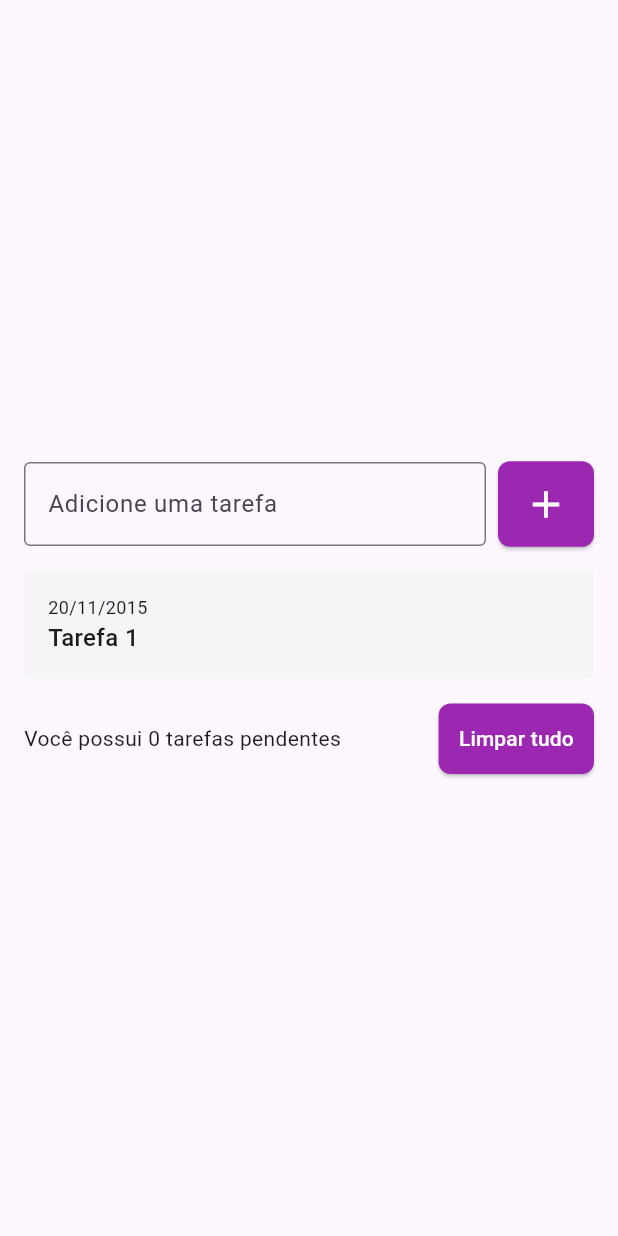
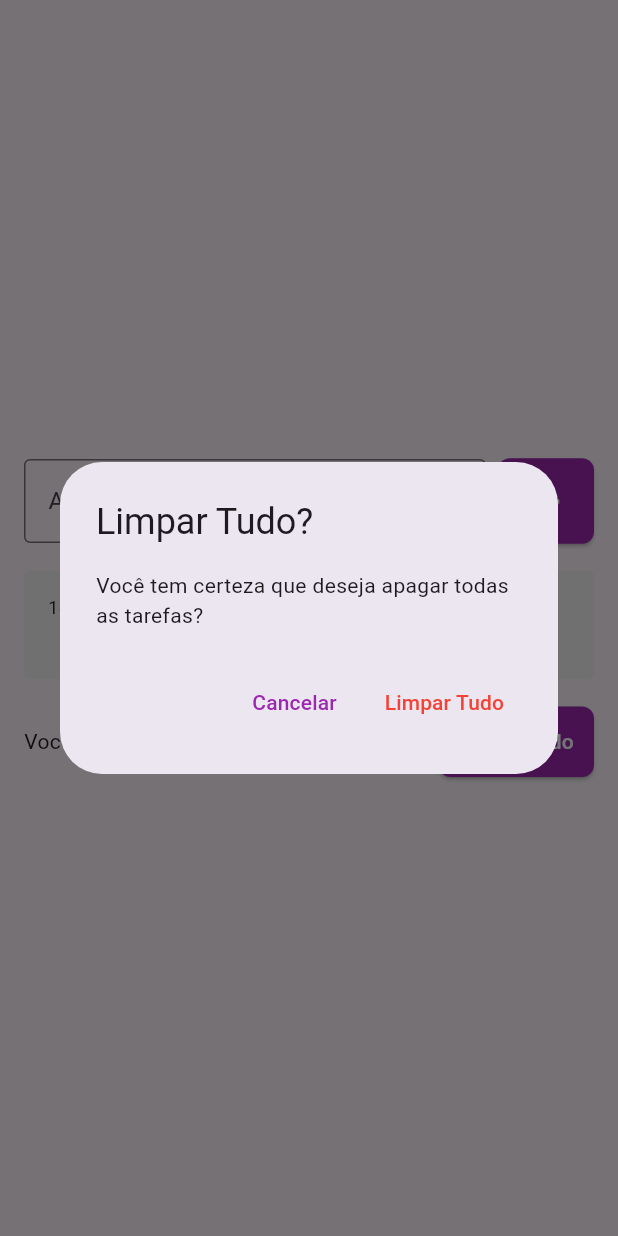
Before and after one commit to ericdiasblu/lista_de_tarefas_flutter, a Flutter app: the screen it shows after launch, after a tap on the "add" icon, after a tap on "Limpar tudo", on a phone screen of 412 x 824 dp. Run offline on Flutter 3.47's test engine with Material 3 defaults, Android fonts, the light colour scheme and no system bars; drawn by our look-alikes of flutter_slidable.

Commit message:
Funções de Deleção, Limpar tudo, desfazer deleção feitas

```diff
--- a/lib/main.dart
+++ b/lib/main.dart
@@ -10,7 +10,8 @@ class MyApp extends StatelessWidget {
 
   @override
   Widget build(BuildContext context) {
-    return MaterialApp(
+    return const MaterialApp(
+      debugShowCheckedModeBanner: false,
       home: TodoListPage()
     );
   }
--- /dev/null
+++ b/lib/models/todo.dart
@@ -0,0 +1,6 @@
+class Todo {
+  Todo({required this.title,required this.dateTime});
+
+  String title;
+  DateTime dateTime;
+}
--- a/lib/pages/todo_list_page.dart
+++ b/lib/pages/todo_list_page.dart
@@ -1,4 +1,5 @@
 import 'package:flutter/material.dart';
+import 'package:lista_de_tarefas_curso/models/todo.dart';
 import 'package:lista_de_tarefas_curso/widgets/todo_list_item.dart';
 
 class TodoListPage extends StatefulWidget {
@@ -11,11 +12,14 @@ class TodoListPage extends StatefulWidget {
 class _MyWidgetState extends State<TodoListPage> {
   final TextEditingController todoController = TextEditingController();
 
-  List<String> todos = [];
+  List<Todo> todos = [];
+  Todo? deletedTodo;
+  int? deletedTodoPos;
 
   @override
   Widget build(BuildContext context) {
-    return Scaffold(
+    return SafeArea(
+      child: Scaffold(
           body: Center(
         child: Padding(
             padding: const EdgeInsets.all(16),
@@ -38,13 +42,17 @@ class _MyWidgetState extends State<TodoListPage> {
                         onPressed: () {
                           String text = todoController.text;
                           setState(() {
-                          todos.add(text);
+                            Todo newTodo = Todo(
+                              title: text,
+                              dateTime: DateTime.now(),
+                            );
+                            todos.add(newTodo);
                           });
                           todoController.clear();
                         },
                         style: ElevatedButton.styleFrom(
                             backgroundColor: Colors.purple,
-                          padding: EdgeInsets.all(13.5),
+                            padding: const EdgeInsets.all(13.5),
                             shape: RoundedRectangleBorder(
                               borderRadius: BorderRadius.circular(8),
                             )),
@@ -62,7 +70,11 @@ class _MyWidgetState extends State<TodoListPage> {
                   child: ListView(
                     shrinkWrap: true,
                     children: [
-                    for (String todo in todos) TodoListItem(),
+                      for (Todo todo in todos)
+                        TodoListItem(
+                          todo: todo,
+                          onDelete: onDelete,
+                        ),
                     ],
                   ),
                 ),
@@ -71,14 +83,15 @@ class _MyWidgetState extends State<TodoListPage> {
                 ),
                 Row(
                   children: [
-                  const Expanded(
-                    child: Text('Você possui 0 tarefas pendentes'),
+                    Expanded(
+                      child:
+                          Text('Você possui ${todos.length} tarefas pendentes'),
                     ),
                     const SizedBox(
                       width: 8,
                     ),
                     ElevatedButton(
-                      onPressed: () {},
+                        onPressed: showDeleteTodosConfirmationDialog,
                         style: ElevatedButton.styleFrom(
                             backgroundColor: Colors.purple,
                             padding: const EdgeInsets.all(13.5),
@@ -95,6 +108,70 @@ class _MyWidgetState extends State<TodoListPage> {
                 )
               ],
             )),
-    ));
+      )),
+    );
+  }
+
+  void onDelete(Todo todo) {
+    deletedTodo = todo;
+    deletedTodoPos = todos.indexOf(todo);
+
+    setState(() {
+      todos.remove(todo);
+    });
+    ScaffoldMessenger.of(context).clearSnackBars();
+    ScaffoldMessenger.of(context).showSnackBar(
+      SnackBar(
+        content: Text('Tarefa ${todo.title} foi removida com sucesso!',
+            style: const TextStyle(color: Colors.black)),
+        backgroundColor: Colors.white,
+        action: SnackBarAction(
+            label: 'Desfazer',
+            textColor: Colors.purple,
+            onPressed: () {
+              setState(() {
+                todos.insert(deletedTodoPos!, deletedTodo!);
+              });
+            }),
+        duration: const Duration(seconds: 5),
+      ),
+    );
+  }
+
+  void showDeleteTodosConfirmationDialog() {
+    showDialog(
+      context: context,
+      builder: (context) => AlertDialog(
+        title: const Text('Limpar Tudo?'),
+        content: const Text('Você tem certeza que deseja apagar todas as tarefas?'),
+        actions: [
+          TextButton(
+            onPressed: () {
+              Navigator.of(context).pop();
+            },
+            style: TextButton.styleFrom(
+              foregroundColor: Colors.purple,
+            ),
+            child: const Text('Cancelar'),
+          ),
+          TextButton(
+            onPressed: () {
+              Navigator.of(context).pop();
+              deleteAllTodos();
+            },
+            style: TextButton.styleFrom(
+              foregroundColor: Colors.red,
+            ),
+            child: const Text('Limpar Tudo'),
+          ),
+        ],
+      ),
+    );
+  }
+
+  void deleteAllTodos() {
+    setState(() {
+      todos.clear();
+    });
   }
 }
--- a/lib/widgets/todo_list_item.dart
+++ b/lib/widgets/todo_list_item.dart
@@ -1,34 +1,65 @@
 import 'package:flutter/material.dart';
+import 'package:flutter_slidable/flutter_slidable.dart';
+import 'package:intl/intl.dart';
+
+import '../models/todo.dart';
 
 class TodoListItem extends StatelessWidget {
-  const TodoListItem({super.key});
+  const TodoListItem({
+    super.key,
+    required this.todo,
+    required this.onDelete,
+  });
+
+  final Todo todo;
+  final Function(Todo) onDelete;
 
   @override
   Widget build(BuildContext context) {
-    return Container(
+    return Padding(
+      padding: const EdgeInsets.symmetric(vertical: 2),
+      child: Slidable(
+        endActionPane: ActionPane(
+          extentRatio: 0.23,
+          motion: const DrawerMotion(),
+          children: [
+            SlidableAction(
+              onPressed: (context) {
+                onDelete(todo);
+              },
+              borderRadius: BorderRadius.circular(4),
+              backgroundColor: Colors.red,
+              padding: const EdgeInsets.symmetric(horizontal: 20),
+              icon: Icons.delete,
+            ),
+          ],
+        ),
+        child: Container(
           decoration: BoxDecoration(
             color: Colors.grey[100],
             borderRadius: BorderRadius.circular(4),
           ),
           padding: const EdgeInsets.all(16),
-      child: const Column(
-        crossAxisAlignment: CrossAxisAlignment.start,
+          child: Column(
+            crossAxisAlignment: CrossAxisAlignment.stretch,
             children: [
               Text(
-            '20/11/2015',
-            style: TextStyle(
+                DateFormat('dd/MM/yyyy').format(todo.dateTime),
+                style: const TextStyle(
                   fontSize: 12,
                 ),
               ),
               Text(
-            'Tarefa 1',
-            style: TextStyle(
+                todo.title,
+                style: const TextStyle(
                   fontSize: 16,
                   fontWeight: FontWeight.w500,
                 ),
               ),
             ],
           ),
+        ),
+      ),
     );
   }
 }
--- a/pubspec.yaml
+++ b/pubspec.yaml
@@ -35,6 +35,8 @@ dependencies:
   # The following adds the Cupertino Icons font to your application.
   # Use with the CupertinoIcons class for iOS style icons.
   cupertino_icons: ^1.0.8
+  intl:
+  flutter_slidable: ^3.1.2
 
 dev_dependencies:
   flutter_test:
```
Also changed, not shown: pubspec.lock. Lines whose indentation alone changed are shown as unchanged.
